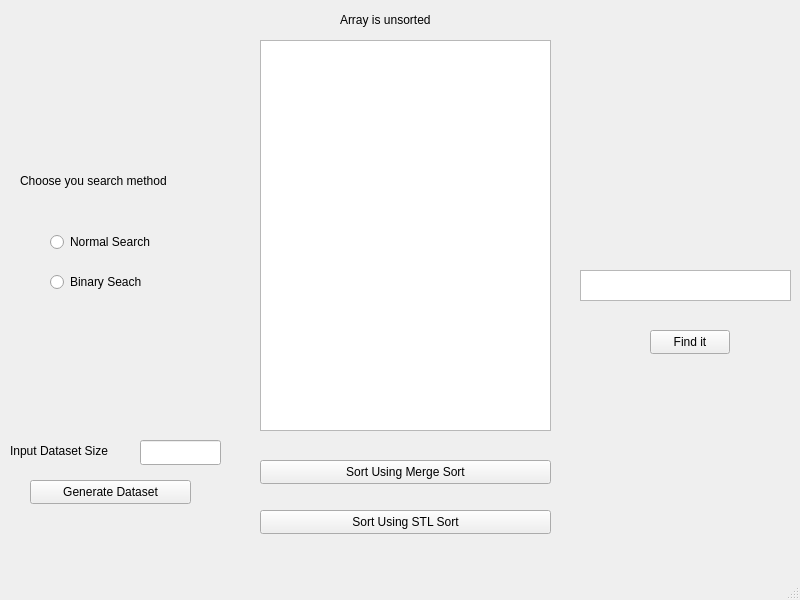
First picture: the form in mainwindow.ui, repository khalilbrikTN/CS2LabVersion2.0, before the edit.
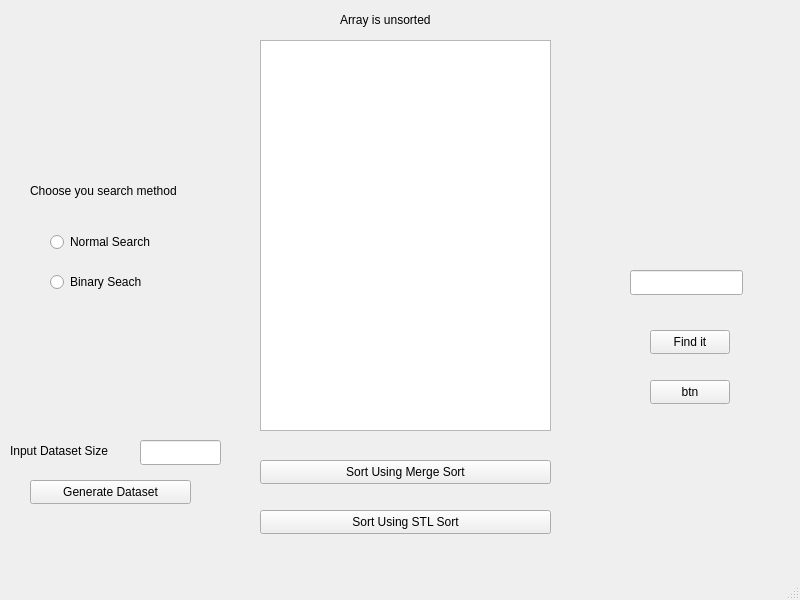
Second picture: the form after the edit.

```diff
--- a/mainwindow.ui
+++ b/mainwindow.ui
@@ -47,16 +47,6 @@
      </rect>
     </property>
    </widget>
-   <widget class="QTextEdit" name="textEdit_2">
-    <property name="geometry">
-     <rect>
-      <x>580</x>
-      <y>270</y>
-      <width>211</width>
-      <height>31</height>
-     </rect>
-    </property>
-   </widget>
    <widget class="QLabel" name="sortingAlgorithm">
     <property name="geometry">
      <rect>
@@ -99,8 +89,8 @@
    <widget class="QLabel" name="label">
     <property name="geometry">
      <rect>
-      <x>20</x>
-      <y>150</y>
+      <x>30</x>
+      <y>160</y>
       <width>191</width>
       <height>61</height>
      </rect>
@@ -187,6 +177,42 @@
      <string>Binary Seach</string>
     </property>
    </widget>
+   <widget class="QLineEdit" name="numberSearch">
+    <property name="geometry">
+     <rect>
+      <x>630</x>
+      <y>270</y>
+      <width>113</width>
+      <height>25</height>
+     </rect>
+    </property>
+   </widget>
+   <widget class="QPushButton" name="btn">
+    <property name="geometry">
+     <rect>
+      <x>650</x>
+      <y>380</y>
+      <width>80</width>
+      <height>24</height>
+     </rect>
+    </property>
+    <property name="text">
+     <string>btn</string>
+    </property>
+   </widget>
+   <widget class="QLabel" name="out">
+    <property name="geometry">
+     <rect>
+      <x>592</x>
+      <y>150</y>
+      <width>151</width>
+      <height>20</height>
+     </rect>
+    </property>
+    <property name="text">
+     <string/>
+    </property>
+   </widget>
   </widget>
   <widget class="QMenuBar" name="menubar">
    <property name="geometry">
```
Left out of the diff: 6 changed lines with no effect on the pictures.
